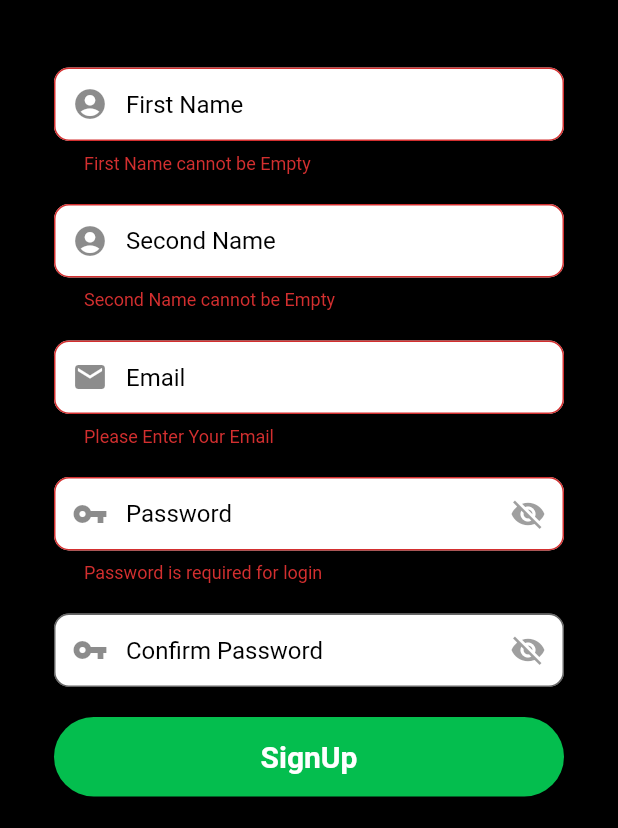
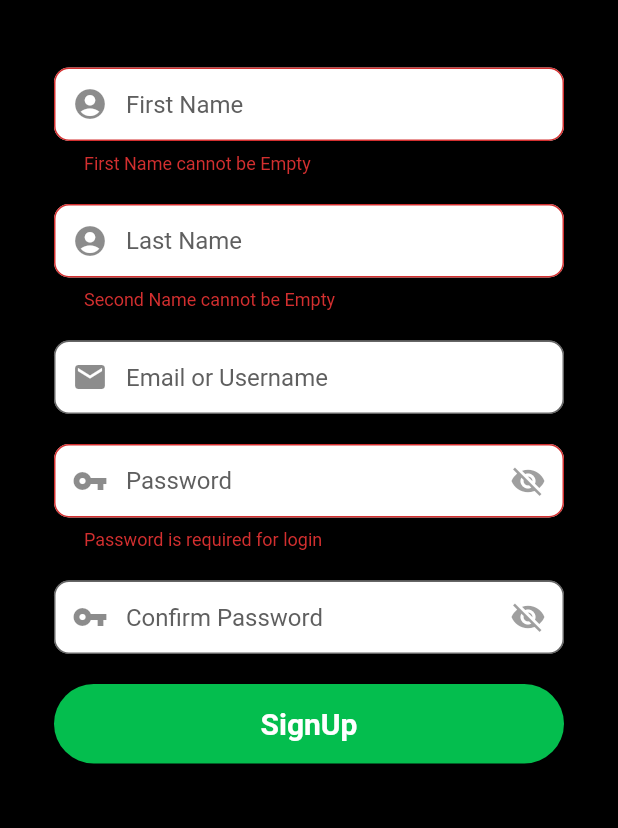
Before and after one commit to PhurbaGyalzen/XBEAT-MUSIC, a Flutter app: the RegistrationScreen screen opened directly, after a tap on "SignUp", on a phone screen of 412 x 824 dp, the part 408-1236 px from its top. Run offline on Flutter 3.47's test engine with Material 2 defaults, Android fonts, the phone set to English and light mode, and no system bars; our stand-ins replace audio_service, audio_video_progress_bar, get, get_it, hive, hive_flutter and 1 more; accounts and stored records are empty.

Commit message:
artist profile page with register and login created

```diff
--- a/lib/main.dart
+++ b/lib/main.dart
@@ -2,6 +2,7 @@ import 'package:flutter/material.dart';
 import 'package:hive_flutter/hive_flutter.dart';
 import 'package:xbeat/pages/login.dart';
 import 'package:flutter/services.dart';
+import 'package:xbeat/pages/root_app.dart';
 import './services/service_locator.dart';
 import 'package:get/get.dart';
 
@@ -13,8 +14,10 @@ void main() async {
   WidgetsFlutterBinding.ensureInitialized();
   SystemChrome.setPreferredOrientations(
       [DeviceOrientation.portraitUp, DeviceOrientation.portraitDown]);
+  var box = Hive.box('auth');
+
   runApp(GetMaterialApp(
     debugShowCheckedModeBanner: false,
-    home: LoginScreen(),
+    home: box.containsKey('token')? RootApp(): LoginScreen(),
   ));
 }
--- a/lib/pages/artist_register.dart
+++ b/lib/pages/artist_register.dart
@@ -1,6 +1,8 @@
 import 'package:flutter/material.dart';
 import 'package:get/get.dart';
+import 'package:hive/hive.dart';
 import 'package:xbeat/pages/root_app.dart';
+import 'package:xbeat/services/auth_service.dart';
 import 'package:xbeat/theme/colors.dart';
 
 class RegistrationScreen extends StatefulWidget {
@@ -11,6 +13,19 @@ class RegistrationScreen extends StatefulWidget {
 }
 
 class _RegistrationScreenState extends State<RegistrationScreen> {
+  late final Box authbox;
+
+  @override
+  void initState() {
+    super.initState();
+    init();
+  }
+
+
+  void init() async {
+    // Get reference to an already opened box
+    authbox = await Hive.openBox('auth');
+  }
   bool hiddenPassword = true;
   bool hiddenPassword2 = true;
   // string for displaying the error Message
@@ -21,7 +36,7 @@ class _RegistrationScreenState extends State<RegistrationScreen> {
   // editing Controller
   final firstNameEditingController = new TextEditingController();
   final secondNameEditingController = new TextEditingController();
-  final emailEditingController = new TextEditingController();
+  final usernameEditingController = new TextEditingController();
   final passwordEditingController = new TextEditingController();
   final confirmPasswordEditingController = new TextEditingController();
 
@@ -51,7 +66,7 @@ class _RegistrationScreenState extends State<RegistrationScreen> {
           prefixIcon: Icon(Icons.account_circle),
           fillColor: white,
           filled: true,
-          hintStyle: TextStyle(color: black),
+          hintStyle: TextStyle(color: grey),
           contentPadding: EdgeInsets.fromLTRB(20, 15, 20, 15),
           hintText: "First Name",
           border: OutlineInputBorder(
@@ -80,30 +95,19 @@ class _RegistrationScreenState extends State<RegistrationScreen> {
           contentPadding: EdgeInsets.fromLTRB(20, 15, 20, 15),
           fillColor: white,
           filled: true,
-          hintStyle: TextStyle(color: black),
-          hintText: "Second Name",
+          hintStyle: TextStyle(color: grey),
+          hintText: "Last Name",
           border: OutlineInputBorder(
             borderRadius: BorderRadius.circular(10),
           ),
         ));
 
     //email field
-    final emailField = TextFormField(
+    final usernameField = TextFormField(
         autofocus: false,
-        controller: emailEditingController,
+        controller: usernameEditingController,
         keyboardType: TextInputType.emailAddress,
         cursorColor: black,
-        validator: (value) {
-          if (value!.isEmpty) {
-            return ("Please Enter Your Email");
-          }
-          // reg expression for email validation
-          if (!RegExp("^[a-zA-Z0-9+_.-]+@[a-zA-Z0-9.-]+.[a-z]")
-              .hasMatch(value)) {
-            return ("Please Enter a valid email");
-          }
-          return null;
-        },
         onSaved: (value) {
           firstNameEditingController.text = value!;
         },
@@ -111,10 +115,10 @@ class _RegistrationScreenState extends State<RegistrationScreen> {
         decoration: InputDecoration(
           prefixIcon: Icon(Icons.mail),
           contentPadding: EdgeInsets.fromLTRB(20, 15, 20, 15),
-          hintText: "Email",
+          hintText: "Email or Username",
           fillColor: white,
           filled: true,
-          hintStyle: TextStyle(color: black),
+          hintStyle: TextStyle(color: grey),
           border: OutlineInputBorder(
             borderRadius: BorderRadius.circular(10),
           ),
@@ -143,7 +147,7 @@ class _RegistrationScreenState extends State<RegistrationScreen> {
           prefixIcon: Icon(Icons.vpn_key),
           fillColor: white,
           filled: true,
-          hintStyle: TextStyle(color: black),
+          hintStyle: TextStyle(color: grey),
           contentPadding: EdgeInsets.fromLTRB(20, 15, 20, 15),
           hintText: "Password",
           border: OutlineInputBorder(
@@ -182,7 +186,7 @@ class _RegistrationScreenState extends State<RegistrationScreen> {
           prefixIcon: Icon(Icons.vpn_key),
           fillColor: white,
           filled: true,
-          hintStyle: TextStyle(color: black),
+          hintStyle: TextStyle(color: grey),
           contentPadding: EdgeInsets.fromLTRB(20, 15, 20, 15),
           hintText: "Confirm Password",
           border: OutlineInputBorder(
@@ -209,7 +213,7 @@ class _RegistrationScreenState extends State<RegistrationScreen> {
           padding: EdgeInsets.fromLTRB(20, 15, 20, 15),
           minWidth: MediaQuery.of(context).size.width,
           onPressed: () {
-            signUp(emailEditingController.text, passwordEditingController.text);
+            signUp(firstNameEditingController.text, secondNameEditingController.text, usernameEditingController.text, passwordEditingController.text);
           },
           child: Text(
             "SignUp",
@@ -258,7 +262,7 @@ class _RegistrationScreenState extends State<RegistrationScreen> {
                     SizedBox(height: 20),
                     secondNameField,
                     SizedBox(height: 20),
-                    emailField,
+                    usernameField,
                     SizedBox(height: 20),
                     passwordField,
                     SizedBox(height: 20),
@@ -276,9 +280,33 @@ class _RegistrationScreenState extends State<RegistrationScreen> {
     );
   }
 
-  void signUp(String email, String password) async {
+  void signUp(String firstName, String lastName, String username, String password) async {
     if (_formKey.currentState!.validate()) {
-      Get.to(RootApp());
+      var response = await AuthService.register(firstName, lastName, username, password);
+      if (response != null) {
+        Get.offAll(RootApp());
+        authbox.put("token", response.token);
+        Get.snackbar("token", "${authbox.get('token')}");
+        Get.snackbar(
+          "Welcome",
+          "Thanks for joining!!!",
+          icon: Icon(Icons.person_rounded, color: white),
+          duration: Duration(seconds: 3),
+          backgroundColor: Colors.green[700],
+          colorText: white,
+          animationDuration: Duration(seconds: 2),
+          dismissDirection: DismissDirection.horizontal,
+          snackPosition: SnackPosition.TOP,
+        );
+      } else {
+        Get.snackbar(
+          "Cannot Register",
+          "Username Already Exists",
+          backgroundColor: Colors.red[900],
+          colorText: white,
+        );
+        Get.snackbar("Token", authbox.get("token"));
+      }
     }
   }
 }
--- a/lib/pages/login.dart
+++ b/lib/pages/login.dart
@@ -22,7 +22,6 @@ class _LoginScreenState extends State<LoginScreen> {
     init();
   }
 
-
   void init() async {
     // Get reference to an already opened box
     authbox = await Hive.openBox('auth');
@@ -33,7 +32,7 @@ class _LoginScreenState extends State<LoginScreen> {
   final _formKey = GlobalKey<FormState>();
 
   // editing controller
-  final TextEditingController emailController = new TextEditingController();
+  final TextEditingController usernameController = new TextEditingController();
   final TextEditingController passwordController = new TextEditingController();
 
   // string for displaying the error Message
@@ -45,16 +44,16 @@ class _LoginScreenState extends State<LoginScreen> {
     final emailField = TextFormField(
         autofocus: false,
         style: TextStyle(color: black),
-        controller: emailController,
+        controller: usernameController,
         keyboardType: TextInputType.emailAddress,
         validator: (value) {
           if (value!.isEmpty) {
-            return ("Please Enter Your Email");
+            return ("Please Enter Your Email or Username");
           }
           return null;
         },
         onSaved: (value) {
-          emailController.text = value!;
+          usernameController.text = value!;
         },
         cursorColor: black,
         textInputAction: TextInputAction.next,
@@ -63,8 +62,8 @@ class _LoginScreenState extends State<LoginScreen> {
           filled: true,
           prefixIcon: Icon(Icons.mail),
           contentPadding: EdgeInsets.fromLTRB(20, 15, 20, 15),
-          hintText: "Email",
-          hintStyle: TextStyle(color: black),
+          hintText: "Email or Username",
+          hintStyle: TextStyle(color: grey),
           border: OutlineInputBorder(
             borderRadius: BorderRadius.circular(10),
           ),
@@ -98,7 +97,7 @@ class _LoginScreenState extends State<LoginScreen> {
           prefixIcon: Icon(Icons.vpn_key),
           contentPadding: EdgeInsets.fromLTRB(20, 15, 20, 15),
           hintText: "Password",
-          hintStyle: TextStyle(color: black),
+          hintStyle: TextStyle(color: grey),
           border: OutlineInputBorder(
             borderRadius: BorderRadius.circular(10),
           ),
@@ -122,7 +121,7 @@ class _LoginScreenState extends State<LoginScreen> {
           padding: EdgeInsets.fromLTRB(20, 15, 20, 15),
           minWidth: MediaQuery.of(context).size.width,
           onPressed: () {
-            signIn(emailController.text, passwordController.text);
+            signIn(usernameController.text, passwordController.text);
           },
           child: Text(
             "Login",
--- a/lib/pages/root_app.dart
+++ b/lib/pages/root_app.dart
@@ -34,7 +34,7 @@ class _RootAppState extends State<RootApp> {
         Home(),
         Search(),
         Search(),
-        MyProfile(),
+        ProfileScreen(),
       ],
     );
   }
--- a/lib/services/artitst_service.dart
+++ b/lib/services/artitst_service.dart
@@ -1,5 +1,6 @@
 import 'dart:convert';
 
+import 'package:get/get.dart';
 import 'package:xbeat/services/http_service.dart';
 import 'package:xbeat/services/response/getuserprofile.dart';
 
@@ -11,6 +12,9 @@ class ArtistService {
     if (response.statusCode == 200) {
       var json = jsonDecode(response.body);
       return UserResponse.fromJson(json);
+    } else if (response.statusCode >= 500) {
+      Get.snackbar('Error', 'Server error');
+      return null;
     }
     return null;
   }
```
Also changed, not shown: lib/pages/ownprofile.dart (+132 -171 lines), lib/services/auth_service.dart (+126 -1 lines).
